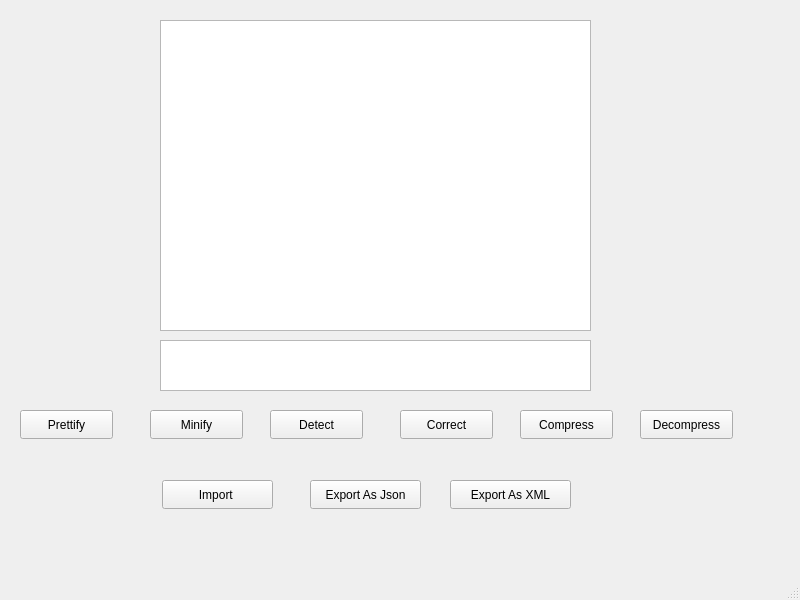
Before: the Qt Designer form mainwindow.ui in Muhammed-EmadEldeen/XML-Parser-Analyzer, drawn with Qt 5.
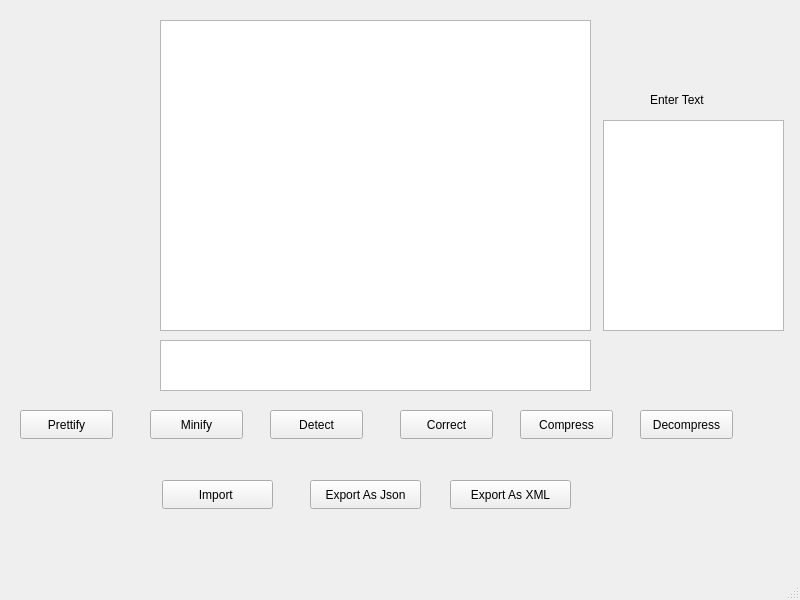
After: the same form once the commit is applied.

```diff
--- a/mainwindow.ui
+++ b/mainwindow.ui
@@ -163,6 +163,29 @@
      <string>Export As XML</string>
     </property>
    </widget>
+   <widget class="QTextEdit" name="textEdit">
+    <property name="geometry">
+     <rect>
+      <x>603</x>
+      <y>120</y>
+      <width>181</width>
+      <height>211</height>
+     </rect>
+    </property>
+   </widget>
+   <widget class="QLabel" name="label">
+    <property name="geometry">
+     <rect>
+      <x>650</x>
+      <y>90</y>
+      <width>141</width>
+      <height>20</height>
+     </rect>
+    </property>
+    <property name="text">
+     <string>Enter Text</string>
+    </property>
+   </widget>
   </widget>
   <widget class="QMenuBar" name="menubar">
    <property name="geometry">
```
Left out of the diff: 2 changed lines with no effect on the pictures.
